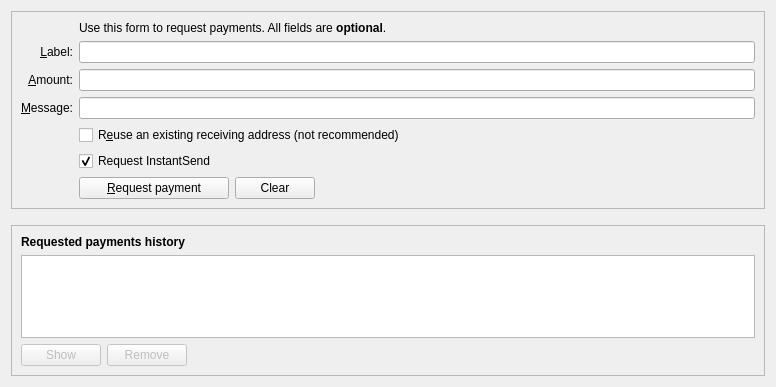
Old version of the form src/qt/forms/receivecoinsdialog.ui in the repository MixAir/MIACore.
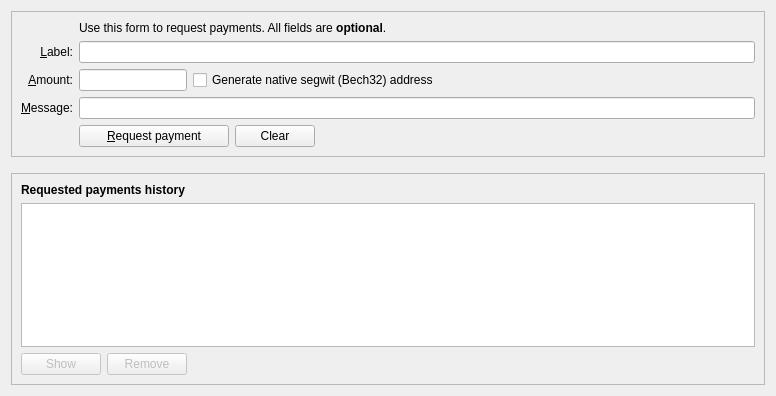
New version of the form. Icons and pictures are not drawn. Custom widgets are drawn as their Qt base class.

Diff of the .ui file:
```diff
--- a/src/qt/forms/receivecoinsdialog.ui
+++ b/src/qt/forms/receivecoinsdialog.ui
@@ -7,7 +7,7 @@
     <x>0</x>
     <y>0</y>
     <width>776</width>
-    <height>387</height>
+    <height>396</height>
    </rect>
   </property>
   <layout class="QVBoxLayout" name="verticalLayout" stretch="0,0,1">
@@ -28,27 +28,26 @@
      <layout class="QVBoxLayout" name="verticalLayout_3">
       <item>
        <layout class="QGridLayout" name="gridLayout">
-        <item row="7" column="2">
-         <widget class="QCheckBox" name="reuseAddress">
+        <item row="5" column="0">
+         <widget class="QLabel" name="label">
           <property name="toolTip">
-           <string>Reuse one of the previously used receiving addresses.&lt;br&gt;Reusing addresses has security and privacy issues.&lt;br&gt;Do not use this unless re-generating a payment request made before.</string>
+           <string>An optional amount to request. Leave this empty or zero to not request a specific amount.</string>
           </property>
           <property name="text">
-           <string>R&amp;euse an existing receiving address (not recommended)</string>
+           <string>&amp;Amount:</string>
           </property>
-         </widget>
-        </item>
-        <item row="7" column="0">
-         <widget class="QLabel" name="label_4">
-          <property name="text">
-           <string/>
+          <property name="alignment">
+           <set>Qt::AlignRight|Qt::AlignTrailing|Qt::AlignVCenter</set>
+          </property>
+          <property name="buddy">
+           <cstring>reqAmount</cstring>
           </property>
          </widget>
         </item>
         <item row="6" column="0">
          <widget class="QLabel" name="label_3">
           <property name="toolTip">
-           <string>An optional message to attach to the payment request, which will be displayed when the request is opened. Note: The message will not be sent with the payment over the MIA network.</string>
+           <string>An optional message to attach to the payment request, which will be displayed when the request is opened. Note: The message will not be sent with the payment over the Bitcoin network.</string>
           </property>
           <property name="text">
            <string>&amp;Message:</string>
@@ -68,13 +67,6 @@
           </property>
          </widget>
         </item>
-        <item row="6" column="2">
-         <widget class="QLineEdit" name="reqMessage">
-          <property name="toolTip">
-           <string>An optional message to attach to the payment request, which will be displayed when the request is opened.&lt;br&gt;Note: The message will not be sent with the payment over the MIA network.</string>
-          </property>
-         </widget>
-        </item>
         <item row="2" column="2">
          <widget class="QLabel" name="label_5">
           <property name="text">
@@ -98,36 +90,14 @@
           </property>
          </widget>
         </item>
-        <item row="5" column="0">
-         <widget class="QLabel" name="label">
+        <item row="6" column="2">
+         <widget class="QLineEdit" name="reqMessage">
           <property name="toolTip">
-           <string>An optional amount to request. Leave this empty or zero to not request a specific amount.</string>
+           <string>An optional message to attach to the payment request, which will be displayed when the request is opened. Note: The message will not be sent with the payment over the Bitcoin network.</string>
           </property>
-          <property name="text">
-           <string>&amp;Amount:</string>
-          </property>
-          <property name="alignment">
-           <set>Qt::AlignRight|Qt::AlignTrailing|Qt::AlignVCenter</set>
-          </property>
-          <property name="buddy">
-           <cstring>reqAmount</cstring>
-          </property>
          </widget>
         </item>
-        <item row="5" column="2">
-         <widget class="BitcoinAmountField" name="reqAmount">
-          <property name="minimumSize">
-           <size>
-            <width>80</width>
-            <height>0</height>
-           </size>
-          </property>
-          <property name="toolTip">
-           <string>An optional amount to request. Leave this empty or zero to not request a specific amount.</string>
-          </property>
-         </widget>
-        </item>
-        <item row="9" column="2">
+        <item row="7" column="2">
          <layout class="QHBoxLayout" name="horizontalLayout">
           <item>
            <widget class="QPushButton" name="receiveButton">
@@ -140,6 +110,10 @@
             <property name="text">
              <string>&amp;Request payment</string>
             </property>
+            <property name="icon">
+             <iconset resource="../mia.qrc">
+              <normaloff>:/icons/receiving_addresses</normaloff>:/icons/receiving_addresses</iconset>
+            </property>
            </widget>
           </item>
           <item>
@@ -156,6 +130,10 @@
             <property name="text">
              <string>Clear</string>
             </property>
+            <property name="icon">
+             <iconset resource="../mia.qrc">
+              <normaloff>:/icons/remove</normaloff>:/icons/remove</iconset>
+            </property>
             <property name="autoDefault">
              <bool>false</bool>
             </property>
@@ -176,24 +154,81 @@
           </item>
          </layout>
         </item>
-        <item row="9" column="0">
+        <item row="7" column="0">
          <widget class="QLabel" name="label_7">
           <property name="text">
            <string/>
           </property>
          </widget>
         </item>
-        <item row="8" column="2">
-         <widget class="QCheckBox" name="checkUseInstantSend">
-          <property name="text">
-           <string>Request InstantSend</string>
-          </property>
-          <property name="checked">
-           <bool>true</bool>
-          </property>
-         </widget>
-        </item>
+        <item row="5" column="2">
+         <layout class="QHBoxLayout" name="horizontalLayout_6">
+          <item>
+           <widget class="BitcoinAmountField" name="reqAmount">
+            <property name="sizePolicy">
+             <sizepolicy hsizetype="Fixed" vsizetype="Fixed">
+              <horstretch>0</horstretch>
+              <verstretch>0</verstretch>
+             </sizepolicy>
+            </property>
+            <property name="minimumSize">
+             <size>
+              <width>80</width>
+              <height>0</height>
+             </size>
+            </property>
+            <property name="maximumSize">
+             <size>
+              <width>1000</width>
+              <height>100</height>
+             </size>
+            </property>
+            <property name="toolTip">
+             <string>An optional amount to request. Leave this empty or zero to not request a specific amount.</string>
+            </property>
+           </widget>
+          </item>
+          <item>
+           <widget class="QCheckBox" name="useBech32">
+            <property name="sizePolicy">
+             <sizepolicy hsizetype="Fixed" vsizetype="Fixed">
+              <horstretch>0</horstretch>
+              <verstretch>0</verstretch>
+             </sizepolicy>
+            </property>
+            <property name="maximumSize">
+             <size>
+              <width>1000</width>
+              <height>16777215</height>
+             </size>
+            </property>
+            <property name="focusPolicy">
+             <enum>Qt::StrongFocus</enum>
+            </property>
+            <property name="toolTip">
+             <string>Native segwit addresses (aka Bech32 or BIP-173) reduce your transaction fees later on and offer better protection against typos, but old wallets don't support them. When unchecked, an address compatible with older wallets will be created instead.</string>
+            </property>
+            <property name="text">
+             <string>Generate native segwit (Bech32) address</string>
+            </property>
+           </widget>
+          </item>
+          <item>
+           <spacer name="horizontalSpacer_3">
+            <property name="orientation">
+             <enum>Qt::Horizontal</enum>
+            </property>
+            <property name="sizeHint" stdset="0">
+             <size>
+              <width>0</width>
+              <height>0</height>
+             </size>
+            </property>
+           </spacer>
+          </item>
        </layout>
+      </item>
+     </layout>
       </item>
      </layout>
     </widget>
@@ -265,6 +300,10 @@
           <property name="text">
            <string>Show</string>
           </property>
+          <property name="icon">
+           <iconset resource="../mia.qrc">
+            <normaloff>:/icons/edit</normaloff>:/icons/edit</iconset>
+          </property>
           <property name="autoDefault">
            <bool>false</bool>
           </property>
@@ -281,6 +320,10 @@
           <property name="text">
            <string>Remove</string>
           </property>
+          <property name="icon">
+           <iconset resource="../mia.qrc">
+            <normaloff>:/icons/remove</normaloff>:/icons/remove</iconset>
+          </property>
           <property name="autoDefault">
            <bool>false</bool>
           </property>
```
Left out of the diff: 4 changed lines with no effect on the pictures.
